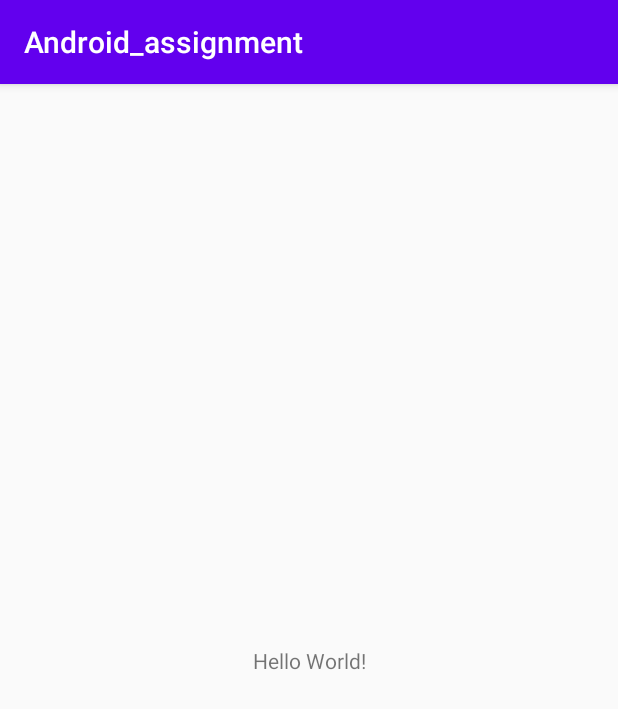
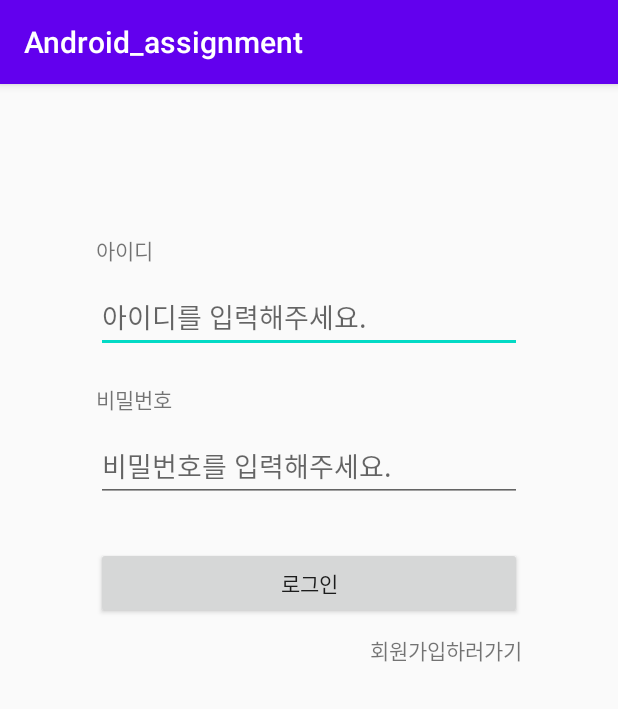
Before and after one commit to kimdahyee/sopt_27th-seminar, an Android app: the screen it shows after launch (MainActivity before the commit, LoginActivity after it), on a phone screen of 412 x 824 dp. Shown: the top 709 px of the screen. Run offline under Robolectric (Android 15) with nearby library versions, the phone set to English and light mode, and no system bars.

Commit message:
[Feat] 성장과제 1 완료

```diff
--- a/android_assignment/app/src/main/AndroidManifest.xml
+++ b/android_assignment/app/src/main/AndroidManifest.xml
@@ -9,8 +9,9 @@
         android:roundIcon="@mipmap/ic_launcher_round"
         android:supportsRtl="true"
         android:theme="@style/AppTheme">
-        <activity android:name=".SignUpActivity"></activity>
-        <activity android:name=".MainActivity">
+        <activity android:name=".MainActivity" />
+        <activity android:name=".SignUpActivity" />
+        <activity android:name=".LoginActivity">
             <intent-filter>
                 <action android:name="android.intent.action.MAIN" />
 
--- /dev/null
+++ b/android_assignment/app/src/main/java/com/example/android_assignment/LoginActivity.kt
@@ -0,0 +1,47 @@
+package com.example.android_assignment
+
+import android.app.Activity
+import android.content.Intent
+import androidx.appcompat.app.AppCompatActivity
+import android.os.Bundle
+import android.widget.Toast
+import kotlinx.android.synthetic.main.activity_login.*
+import kotlinx.android.synthetic.main.activity_sign_up.*
+
+class LoginActivity : AppCompatActivity() {
+
+    val REQ_CODE = 100
+
+    override fun onCreate(savedInstanceState: Bundle?) {
+        super.onCreate(savedInstanceState)
+        setContentView(R.layout.activity_login)
+
+        btn_login.setOnClickListener {
+            when {
+                et_id_login.text.isNullOrBlank() -> Toast.makeText(this, "아이디를 입력해주세요.", Toast.LENGTH_SHORT).show()
+                et_password_login.text.isNullOrBlank() -> Toast.makeText(this, "비밀번호를 입력해주세요.", Toast.LENGTH_SHORT).show()
+                else -> {
+                    Toast.makeText(this, "로그인에 성공하였습니다.", Toast.LENGTH_SHORT).show()
+                    val intent = Intent(this, MainActivity::class.java)
+                    startActivity(intent)
+                    finish()
+                }
+            }
+        }
+
+        tv_signup.setOnClickListener {
+            val intent = Intent(this, SignUpActivity::class.java)
+            startActivityForResult(intent, REQ_CODE)
+        }
+    }
+
+    override fun onActivityResult(requestCode: Int, resultCode: Int, data: Intent?) {
+        super.onActivityResult(requestCode, resultCode, data)
+
+        if (requestCode == REQ_CODE && resultCode == Activity.RESULT_OK) {
+            et_id_login.setText(data!!.getStringExtra("id"))
+            et_password_login.setText(data!!.getStringExtra("password"))
+            //finish()
+        }
+    }
+}
--- /dev/null
+++ b/android_assignment/app/src/main/res/layout/activity_login.xml
@@ -0,0 +1,73 @@
+<?xml version="1.0" encoding="utf-8"?>
+<androidx.constraintlayout.widget.ConstraintLayout xmlns:android="http://schemas.android.com/apk/res/android"
+    xmlns:app="http://schemas.android.com/apk/res-auto"
+    xmlns:tools="http://schemas.android.com/tools"
+    android:layout_width="match_parent"
+    android:layout_height="match_parent"
+    tools:context=".LoginActivity">
+
+    <TextView
+        android:id="@+id/tv_id_login"
+        android:layout_width="wrap_content"
+        android:layout_height="wrap_content"
+        android:layout_marginStart="64dp"
+        android:layout_marginLeft="64dp"
+        android:layout_marginTop="100dp"
+        android:text="아이디"
+        app:layout_constraintStart_toStartOf="parent"
+        app:layout_constraintTop_toTopOf="parent" />
+
+    <EditText
+        android:id="@+id/et_id_login"
+        android:layout_width="0dp"
+        android:layout_height="wrap_content"
+        android:layout_marginTop="10dp"
+        android:layout_marginEnd="64dp"
+        android:layout_marginRight="64dp"
+        android:ems="10"
+        android:inputType="textPersonName"
+        android:hint="아이디를 입력해주세요."
+        app:layout_constraintEnd_toEndOf="parent"
+        app:layout_constraintStart_toStartOf="@+id/tv_id_login"
+        app:layout_constraintTop_toBottomOf="@+id/tv_id_login" />
+
+    <TextView
+        android:id="@+id/tv_password_login"
+        android:layout_width="wrap_content"
+        android:layout_height="wrap_content"
+        android:layout_marginTop="20dp"
+        android:text="비밀번호"
+        app:layout_constraintStart_toStartOf="@+id/et_id_login"
+        app:layout_constraintTop_toBottomOf="@+id/et_id_login" />
+
+    <EditText
+        android:id="@+id/et_password_login"
+        android:layout_width="0dp"
+        android:layout_height="wrap_content"
+        android:layout_marginTop="10dp"
+        android:ems="10"
+        android:inputType="textPassword"
+        android:hint="비밀번호를 입력해주세요."
+        app:layout_constraintEnd_toEndOf="@+id/et_id_login"
+        app:layout_constraintStart_toStartOf="@+id/tv_password_login"
+        app:layout_constraintTop_toBottomOf="@+id/tv_password_login" />
+
+    <Button
+        android:id="@+id/btn_login"
+        android:layout_width="0dp"
+        android:layout_height="wrap_content"
+        android:layout_marginTop="30dp"
+        android:text="로그인"
+        app:layout_constraintEnd_toEndOf="@+id/et_password_login"
+        app:layout_constraintStart_toStartOf="@+id/et_password_login"
+        app:layout_constraintTop_toBottomOf="@+id/et_password_login" />
+
+    <TextView
+        android:id="@+id/tv_signup"
+        android:layout_width="wrap_content"
+        android:layout_height="wrap_content"
+        android:layout_marginTop="10dp"
+        android:text="회원가입하러가기"
+        app:layout_constraintEnd_toEndOf="@+id/btn_login"
+        app:layout_constraintTop_toBottomOf="@+id/btn_login" />
+</androidx.constraintlayout.widget.ConstraintLayout>
```
Also changed, not shown: android_assignment/app/src/main/java/com/example/android_assignment/SignUpActivity.kt (+22 -0 lines), android_assignment/app/src/main/res/layout/activity_sign_up.xml (+4 -4 lines).
